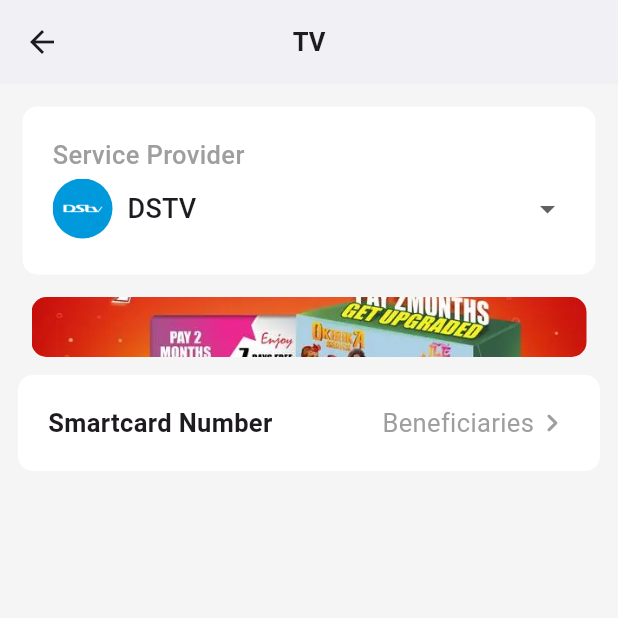
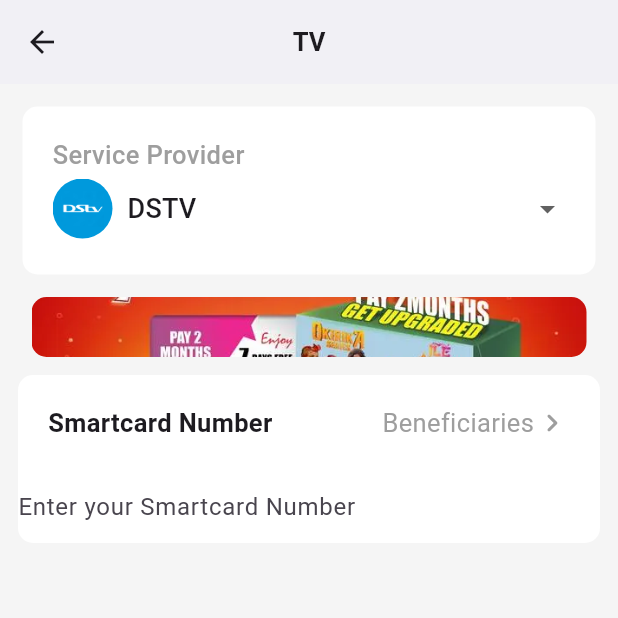
Before and after one commit to EverlastingBigFlo/mobile_app_ui, a Flutter app: the tv screen opened by its route, on a phone screen of 412 x 824 dp, the top half of it. Run offline on Flutter 3.47's test engine with Material 2 defaults, Android fonts, the phone set to English and light mode, and no system bars; our stand-ins replace smooth_page_indicator.

Commit message:
added TextField widget

```diff
--- a/lib/pages/tv.dart
+++ b/lib/pages/tv.dart
@@ -189,7 +189,14 @@ class _tvState extends State<tv> {
                           ),
                         ],
                       ),
-                    )
+                    ),
+                    TextField(
+                      keyboardType: TextInputType.number,
+                      decoration: InputDecoration(
+                        hintText: 'Enter your Smartcard Number',
+                        border: InputBorder.none,
+                      ),
+                    ),
                   ],
                 ),
               ),
```
